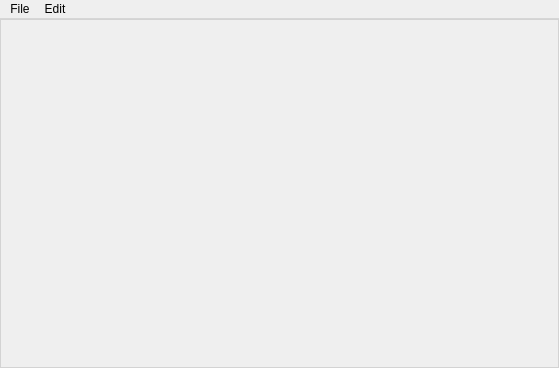
Qt form mainwindow.ui (PritiShaw/Text-Editor) before a commit.
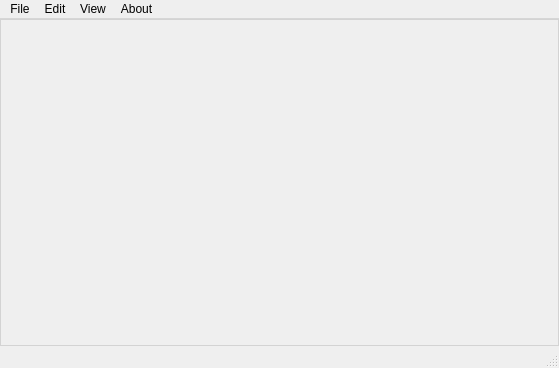
The same form after that commit.

Patch:
```diff
--- a/mainwindow.ui
+++ b/mainwindow.ui
@@ -41,6 +41,12 @@
         <verstretch>0</verstretch>
        </sizepolicy>
       </property>
+      <property name="font">
+       <font>
+        <family>Consolas</family>
+        <pointsize>11</pointsize>
+       </font>
+      </property>
       <property name="autoFillBackground">
        <bool>false</bool>
       </property>
@@ -65,7 +71,7 @@
      <x>0</x>
      <y>0</y>
      <width>559</width>
-     <height>22</height>
+     <height>21</height>
     </rect>
    </property>
    <widget class="QMenu" name="menuText_Editor">
@@ -85,9 +91,31 @@
     <addaction name="actionCopy"/>
     <addaction name="actionPaste"/>
    </widget>
+   <widget class="QMenu" name="menuView">
+    <property name="title">
+     <string>View</string>
+    </property>
+    <addaction name="actionStatus_Bar"/>
+   </widget>
+   <widget class="QMenu" name="menuAbout">
+    <property name="title">
+     <string>About</string>
+    </property>
+    <addaction name="actionBCSEIII_Systems_Lab_Assignment"/>
+    <addaction name="separator"/>
+    <addaction name="actionGroup_12"/>
+    <addaction name="action001710501068_Dibyajyoti_Dhar"/>
+    <addaction name="action001710501070_Akash_Ghosh"/>
+    <addaction name="action001710501073_Rohit_R_Chattopadhyay"/>
+    <addaction name="action001710501076_Priti_Shaw"/>
+    <addaction name="action3018105009_Soumika_Mukherjee"/>
+   </widget>
    <addaction name="menuText_Editor"/>
    <addaction name="menuEdit"/>
+   <addaction name="menuView"/>
+   <addaction name="menuAbout"/>
   </widget>
+  <widget class="QStatusBar" name="statusBar"/>
   <action name="actionCut">
    <property name="text">
     <string>Cut (Ctrl+X)</string>
```
Left out of the diff: 61 changed lines with no effect on the pictures.
